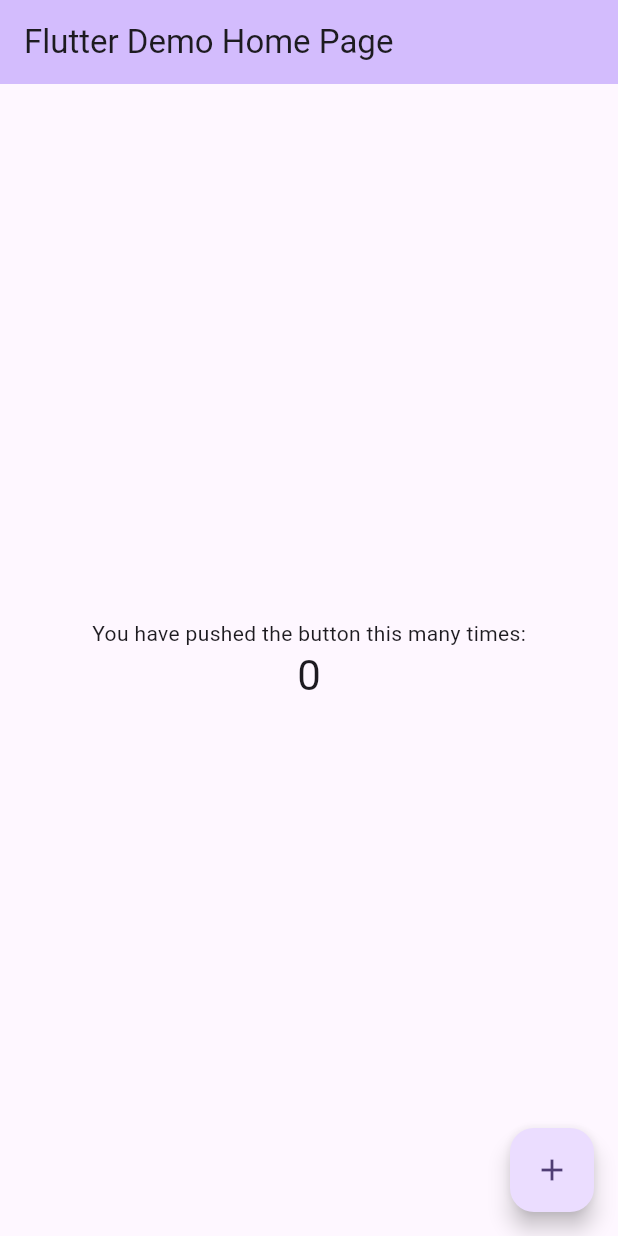
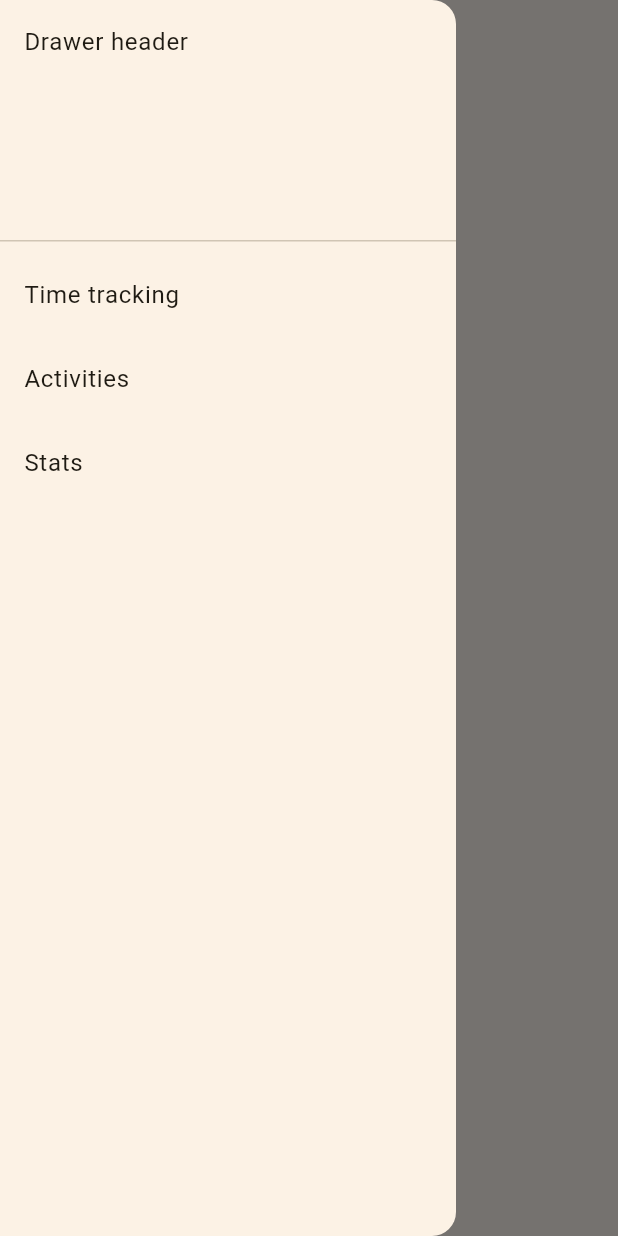
Before and after one commit to ikanadev/temea, a Flutter app: the screen it shows after launch, with the side drawer open (before the commit the screen has no drawer), on a phone screen of 412 x 824 dp. Run offline on Flutter 3.47's test engine with Material 2 defaults, Android fonts, the phone set to English and light mode, and no system bars; our stand-ins replace go_router.

Commit message:
Add router and blank route screens

```diff
--- a/lib/main.dart
+++ b/lib/main.dart
@@ -1,4 +1,5 @@
 import 'package:flutter/material.dart';
+import 'package:temea/router.dart';
 
 void main() {
   runApp(const MyApp());
@@ -7,119 +8,15 @@ void main() {
 class MyApp extends StatelessWidget {
   const MyApp({super.key});
 
-  // This widget is the root of your application.
   @override
   Widget build(BuildContext context) {
-    return MaterialApp(
-      title: 'Flutter Demo',
+    return MaterialApp.router(
+      title: 'Temea',
+      routerConfig: router,
       theme: ThemeData(
-        // This is the theme of your application.
-        //
-        // TRY THIS: Try running your application with "flutter run". You'll see
-        // the application has a blue toolbar. Then, without quitting the app,
-        // try changing the seedColor in the colorScheme below to Colors.green
-        // and then invoke "hot reload" (save your changes or press the "hot
-        // reload" button in a Flutter-supported IDE, or press "r" if you used
-        // the command line to start the app).
-        //
-        // Notice that the counter didn't reset back to zero; the application
-        // state is not lost during the reload. To reset the state, use hot
-        // restart instead.
-        //
-        // This works for code too, not just values: Most code changes can be
-        // tested with just a hot reload.
-        colorScheme: ColorScheme.fromSeed(seedColor: Colors.deepPurple),
+        colorScheme: ColorScheme.fromSeed(seedColor: Colors.amber),
         useMaterial3: true,
       ),
-      home: const MyHomePage(title: 'Flutter Demo Home Page'),
     );
   }
 }
-
-class MyHomePage extends StatefulWidget {
-  const MyHomePage({super.key, required this.title});
-
-  // This widget is the home page of your application. It is stateful, meaning
-  // that it has a State object (defined below) that contains fields that affect
-  // how it looks.
-
-  // This class is the configuration for the state. It holds the values (in this
-  // case the title) provided by the parent (in this case the App widget) and
-  // used by the build method of the State. Fields in a Widget subclass are
-  // always marked "final".
-
-  final String title;
-
-  @override
-  State<MyHomePage> createState() => _MyHomePageState();
-}
-
-class _MyHomePageState extends State<MyHomePage> {
-  int _counter = 0;
-
-  void _incrementCounter() {
-    setState(() {
-      // This call to setState tells the Flutter framework that something has
-      // changed in this State, which causes it to rerun the build method below
-      // so that the display can reflect the updated values. If we changed
-      // _counter without calling setState(), then the build method would not be
-      // called again, and so nothing would appear to happen.
-      _counter++;
-    });
-  }
-
-  @override
-  Widget build(BuildContext context) {
-    // This method is rerun every time setState is called, for instance as done
-    // by the _incrementCounter method above.
-    //
-    // The Flutter framework has been optimized to make rerunning build methods
-    // fast, so that you can just rebuild anything that needs updating rather
-    // than having to individually change instances of widgets.
-    return Scaffold(
-      appBar: AppBar(
-        // TRY THIS: Try changing the color here to a specific color (to
-        // Colors.amber, perhaps?) and trigger a hot reload to see the AppBar
-        // change color while the other colors stay the same.
-        backgroundColor: Theme.of(context).colorScheme.inversePrimary,
-        // Here we take the value from the MyHomePage object that was created by
-        // the App.build method, and use it to set our appbar title.
-        title: Text(widget.title),
-      ),
-      body: Center(
-        // Center is a layout widget. It takes a single child and positions it
-        // in the middle of the parent.
-        child: Column(
-          // Column is also a layout widget. It takes a list of children and
-          // arranges them vertically. By default, it sizes itself to fit its
-          // children horizontally, and tries to be as tall as its parent.
-          //
-          // Column has various properties to control how it sizes itself and
-          // how it positions its children. Here we use mainAxisAlignment to
-          // center the children vertically; the main axis here is the vertical
-          // axis because Columns are vertical (the cross axis would be
-          // horizontal).
-          //
-          // TRY THIS: Invoke "debug painting" (choose the "Toggle Debug Paint"
-          // action in the IDE, or press "p" in the console), to see the
-          // wireframe for each widget.
-          mainAxisAlignment: MainAxisAlignment.center,
-          children: <Widget>[
-            const Text(
-              'You have pushed the button this many times:',
-            ),
-            Text(
-              '$_counter',
-              style: Theme.of(context).textTheme.headlineMedium,
-            ),
-          ],
-        ),
-      ),
-      floatingActionButton: FloatingActionButton(
-        onPressed: _incrementCounter,
-        tooltip: 'Increment',
-        child: const Icon(Icons.add),
-      ), // This trailing comma makes auto-formatting nicer for build methods.
-    );
-  }
-}
--- /dev/null
+++ b/lib/router.dart
@@ -0,0 +1,32 @@
+import 'package:flutter/widgets.dart';
+import 'package:go_router/go_router.dart';
+import 'package:temea/widgets/app_shell.dart';
+import 'package:temea/screens/stats/stats.dart';
+import 'package:temea/screens/activities/activities.dart';
+import 'package:temea/screens/home/home.dart';
+
+final GlobalKey<NavigatorState> _rootNavigatorKey = GlobalKey<NavigatorState>();
+
+final router = GoRouter(
+  navigatorKey: _rootNavigatorKey,
+  initialLocation: '/',
+  routes: <RouteBase>[
+    ShellRoute(
+      builder: (context, state, child) => AppShell(child: child),
+      routes: [
+        GoRoute(
+          path: '/',
+          builder: (context, state) => const HomeScreen(),
+        ),
+        GoRoute(
+          path: '/activities',
+          builder: (context, state) => const ActivitiesScreen(),
+        ),
+        GoRoute(
+          path: '/stats',
+          builder: (context, state) => const StatsScreen(),
+        ),
+      ],
+    ),
+  ],
+);
--- /dev/null
+++ b/lib/screens/activities/activities.dart
@@ -0,0 +1,12 @@
+import 'package:flutter/material.dart';
+
+class ActivitiesScreen extends StatelessWidget {
+  const ActivitiesScreen({super.key});
+
+  @override
+  Widget build(BuildContext context) {
+    return const Column(
+      children: [Text('activities screen')],
+    );
+  }
+}
--- /dev/null
+++ b/lib/screens/home/home.dart
@@ -0,0 +1,12 @@
+import 'package:flutter/material.dart';
+
+class HomeScreen extends StatelessWidget {
+  const HomeScreen({super.key});
+
+  @override
+  Widget build(BuildContext context) {
+    return const Column(
+      children: [Text('Home screen')],
+    );
+  }
+}
--- /dev/null
+++ b/lib/screens/stats/stats.dart
@@ -0,0 +1,12 @@
+import 'package:flutter/material.dart';
+
+class StatsScreen extends StatelessWidget {
+  const StatsScreen({super.key});
+
+  @override
+  Widget build(BuildContext context) {
+    return const Column(
+      children: [Text('stats screen')],
+    );
+  }
+}
--- /dev/null
+++ b/lib/utils/constants.dart
@@ -0,0 +1 @@
+const String appName = 'Temea';
--- /dev/null
+++ b/lib/widgets/app_drawer.dart
@@ -0,0 +1,38 @@
+import 'package:flutter/material.dart';
+import 'package:go_router/go_router.dart';
+
+class AppDrawer extends StatelessWidget {
+  const AppDrawer({super.key});
+
+  @override
+  Widget build(BuildContext context) {
+    return Drawer(
+      child: ListView(
+        children: [
+          const DrawerHeader(child: Text('Drawer header')),
+          ListTile(
+            title: const Text('Time tracking'),
+            onTap: () {
+              context.go('/');
+              Navigator.pop(context);
+            },
+          ),
+          ListTile(
+            title: const Text('Activities'),
+            onTap: () {
+              context.go('/activities');
+              Navigator.pop(context);
+            },
+          ),
+          ListTile(
+            title: const Text('Stats'),
+            onTap: () {
+              context.go('/stats');
+              Navigator.pop(context);
+            },
+          ),
+        ],
+      ),
+    );
+  }
+}
--- /dev/null
+++ b/lib/widgets/app_shell.dart
@@ -0,0 +1,19 @@
+import 'package:flutter/material.dart';
+
+import 'package:temea/widgets/app_drawer.dart';
+import 'package:temea/widgets/heading.dart';
+
+class AppShell extends StatelessWidget {
+  final Widget child;
+
+  const AppShell({super.key, required this.child});
+
+  @override
+  Widget build(BuildContext context) {
+    return Scaffold(
+      appBar: const Heading(),
+      drawer: const AppDrawer(),
+      body: child,
+    );
+  }
+}
--- /dev/null
+++ b/lib/widgets/heading.dart
@@ -0,0 +1,17 @@
+import 'package:flutter/material.dart';
+import 'package:temea/utils/constants.dart';
+
+class Heading extends StatelessWidget implements PreferredSizeWidget {
+  const Heading({super.key});
+
+  @override
+  Widget build(BuildContext context) {
+    return AppBar(
+      title: const Text(appName),
+      centerTitle: true,
+    );
+  }
+
+  @override
+  Size get preferredSize => const Size.fromHeight(kToolbarHeight);
+}
--- a/pubspec.yaml
+++ b/pubspec.yaml
@@ -35,6 +35,7 @@ dependencies:
   # The following adds the Cupertino Icons font to your application.
   # Use with the CupertinoIcons class for iOS style icons.
   cupertino_icons: ^1.0.2
+  go_router: ^7.1.1
 
 dev_dependencies:
   flutter_test:
```
Also changed, not shown: pubspec.lock.
